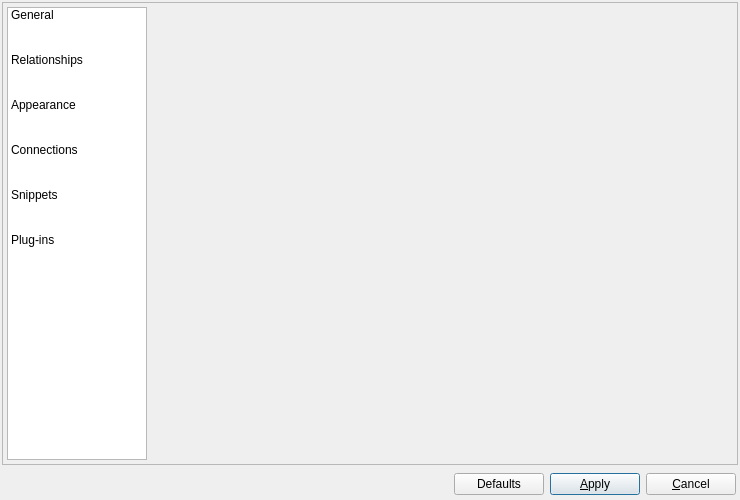
Old version of the form libpgmodeler_ui/ui/configurationform.ui in the repository pgmodeler/pgmodeler.
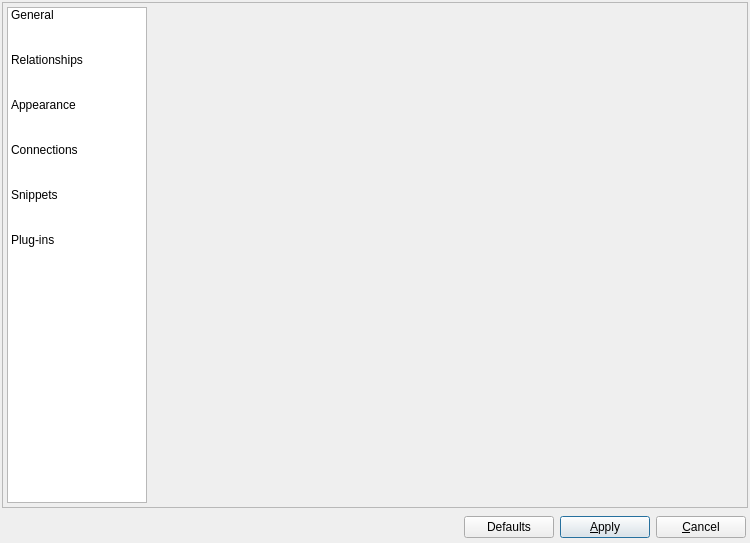
New version of the form. Icons and pictures are not drawn.

Patch:
```diff
--- a/libpgmodeler_ui/ui/configurationform.ui
+++ b/libpgmodeler_ui/ui/configurationform.ui
@@ -9,8 +9,8 @@
    <rect>
     <x>0</x>
     <y>0</y>
-    <width>740</width>
-    <height>500</height>
+    <width>750</width>
+    <height>543</height>
    </rect>
   </property>
   <property name="sizePolicy">
```
